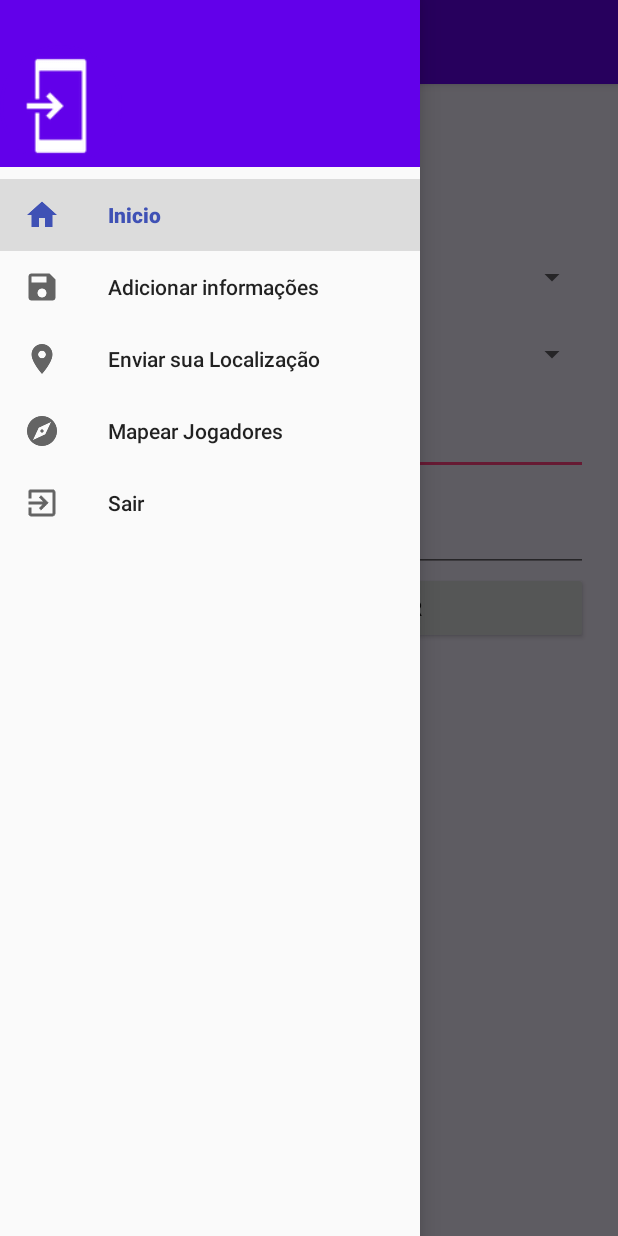
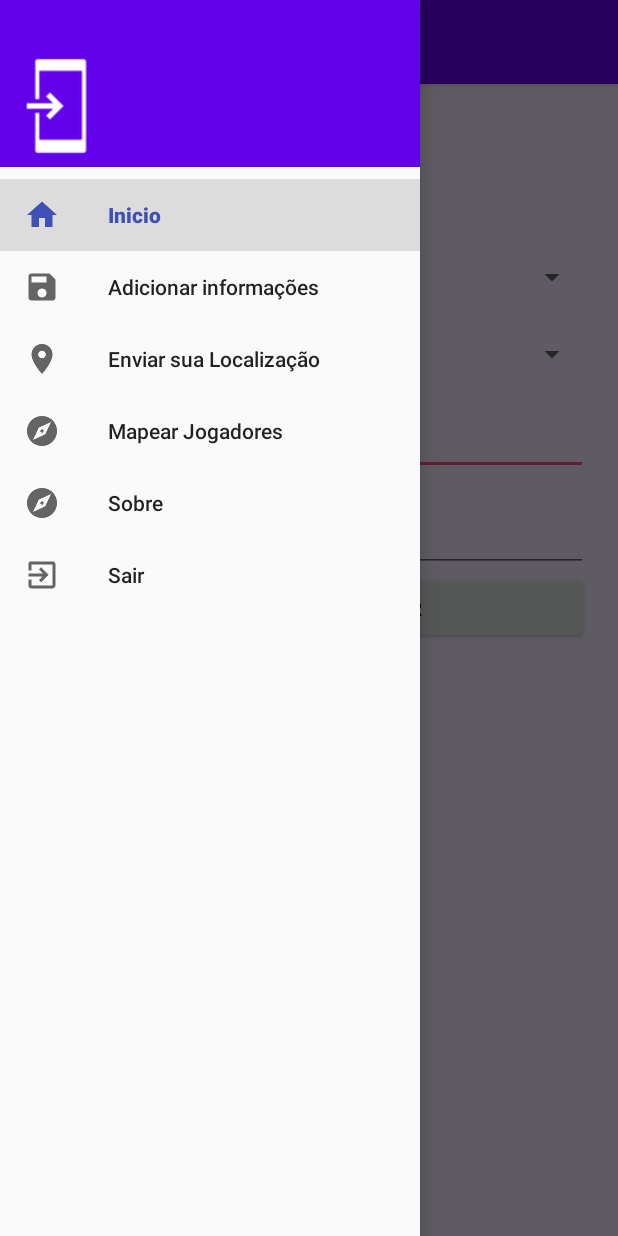
Before and after one commit to brunojamelli/GitfootJogador, an Android app: the screen it shows after launch once a user with an empty profile is signed in (JogadorActivity), with the side drawer open, on a phone screen of 412 x 824 dp. Run offline under Robolectric (Android 15) with nearby library versions, the phone set to English and light mode, and no system bars; our stand-ins replace CircleImageView, Firebase (no records; nobody signed in at launch, a user with empty details on screens opened directly); libraries missing offline, so code that uses them is left out: com.firebase.ui.

Commit message:
Adição do fragment sobre e alteração dos nomes dos itens do menu.

```diff
--- a/app/src/main/java/com/example/jamelli/gitfootjogador/DrawerActivity.java
+++ b/app/src/main/java/com/example/jamelli/gitfootjogador/DrawerActivity.java
@@ -37,14 +37,14 @@ public class DrawerActivity extends AppCompatActivity {
             Fragment fragmentSelecionado = null;
 
             switch (item.getItemId()){
-                case R.id.nav_first_fragment:
+                case R.id.nav_home_fragment:
                     fragmentSelecionado = new FragmentInicio();
                     break;
-                case R.id.nav_second_fragment:
+                case R.id.nav_cadastro_fragment:
                     fragmentSelecionado = new FragmentCadastro();
                     break;
 
-                case R.id.nav_third_fragment:
+                case R.id.nav_mapeamento_fragment:
                     fragmentSelecionado = new FragmentMostrar();
                     break;
 
--- a/app/src/main/res/menu/menu.xml
+++ b/app/src/main/res/menu/menu.xml
@@ -1,25 +1,29 @@
 <menu xmlns:android="http://schemas.android.com/apk/res/android">
     <group android:checkableBehavior="single">
         <item
-            android:id="@+id/nav_first_fragment"
+            android:id="@+id/nav_home_fragment"
             android:icon="@drawable/ic_home_black_48dp"
             android:title="Inicio"
             android:checked="true"/>
 
         <item
-            android:id="@+id/nav_second_fragment"
+            android:id="@+id/nav_cadastro_fragment"
             android:icon="@drawable/ic_save_black_48dp"
             android:title="Adicionar informações" />
 
         <item
-            android:id="@+id/nav_third_fragment"
+            android:id="@+id/nav_localizacao_fragment"
             android:icon="@drawable/ic_location_on_black_48dp"
             android:title="Enviar sua Localização" />
 
         <item
-            android:id="@+id/nav_fifth_fragment"
+            android:id="@+id/nav_mapeamento_fragment"
             android:icon="@drawable/ic_explore_black_48dp"
             android:title="Mapear Jogadores" />
+        <item
+            android:id="@+id/nav_abaout_fragment"
+            android:icon="@drawable/ic_explore_black_48dp"
+            android:title="Sobre" />
 
         <item
             android:id="@+id/nav_sair"
```
Also changed, not shown: app/src/main/java/com/example/jamelli/gitfootjogador/JogadorActivity.java (+10 -5 lines), app/src/main/java/com/example/jamelli/gitfootjogador/fragment/FragmentSobre.java (added, +21 -0 lines), app/src/main/res/layout/fragment_sobre.xml (added, +27 -0 lines).
